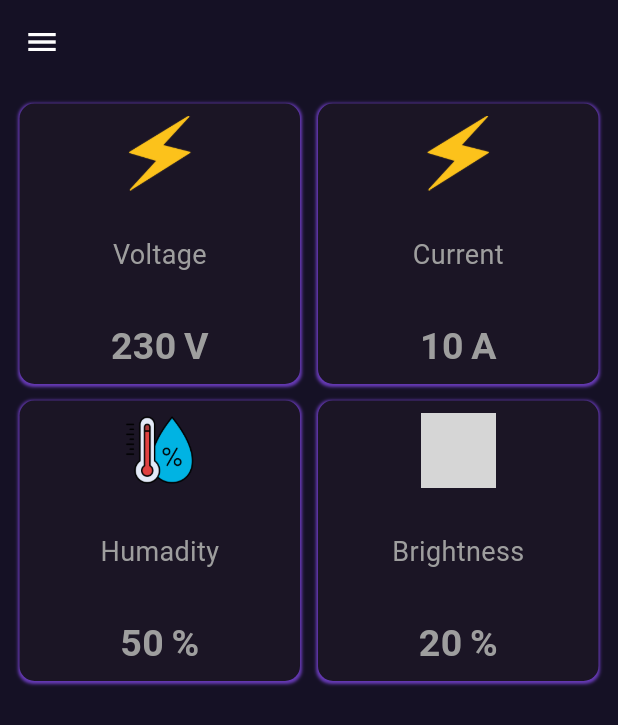
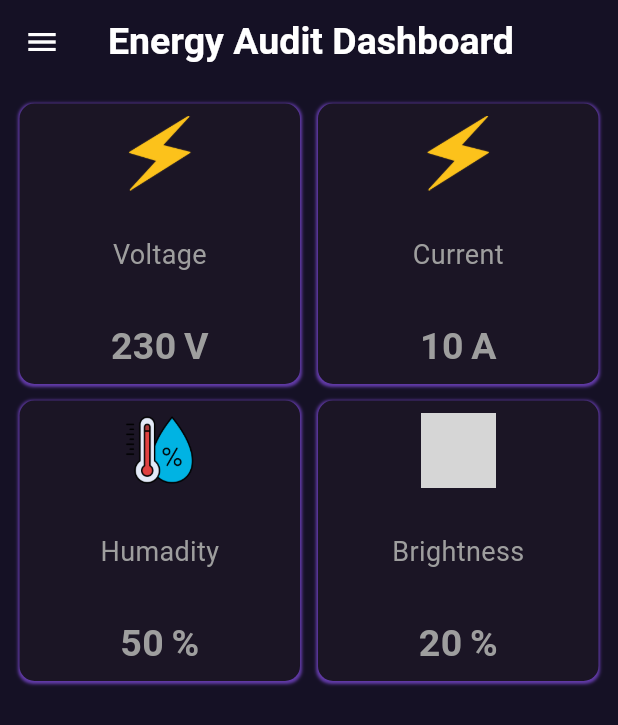
Before and after one commit to RanasingheDD/energy_audi_app, a Flutter app: the screen it shows after launch, on a phone screen of 412 x 824 dp. Shown: the top 725 px of the screen. Run offline on Flutter 3.47's test engine with Material 3 defaults, Android fonts, the phone set to English and light mode, and no system bars; our stand-ins replace fl_chart; grey boxes are pictures that could not be loaded.

Commit message:
home_page change

```diff
--- a/lib/pages/home_page.dart
+++ b/lib/pages/home_page.dart
@@ -2,8 +2,26 @@ import 'package:energy_app/data/card_data.dart';
 import 'package:energy_app/widgets/card.dart';
 import 'package:flutter/material.dart';
 
-class HomePage extends StatelessWidget {
+class HomePage extends StatefulWidget {
   const HomePage({super.key});
+
+  @override
+  _HomePageState createState() => _HomePageState();
+}
+
+class _HomePageState extends State<HomePage> {
+  bool _showTitle = false;
+
+  @override
+  void initState() {
+    super.initState();
+    // Delay the title appearance for the animation effect
+    Future.delayed(const Duration(milliseconds: 100), () {
+      setState(() {
+        _showTitle = true;
+      });
+    });
+  }
 
   @override
   Widget build(BuildContext context) {
@@ -11,8 +29,7 @@ class HomePage extends StatelessWidget {
       backgroundColor: const Color.fromARGB(255, 21, 17, 37),
       appBar: AppBar(
         backgroundColor: const Color.fromARGB(255, 21, 17, 37),
-        leading: InkWell(
-          child: IconButton(
+        leading: IconButton(
           onPressed: () {
             ////////////////////
           },
@@ -21,7 +38,27 @@ class HomePage extends StatelessWidget {
             color: Colors.white,
           ),
         ),
+        title: AnimatedSwitcher(
+          duration: const Duration(milliseconds: 800),
+          transitionBuilder: (Widget child, Animation<double> animation) {
+            return FadeTransition(
+              opacity: animation,
+              child: child,
+            );
+          },
+          child: _showTitle
+              ? const Text(
+                  'Energy Audit Dashboard',
+                  key: ValueKey("title"), // Key triggers AnimatedSwitcher
+                  style: TextStyle(
+                    color: Colors.white,
+                    fontSize: 25,
+                    fontWeight: FontWeight.bold,
                   ),
+                )
+              : const SizedBox(), // Empty widget before the title appears
+        ),
+        centerTitle: true,
       ),
       body: Padding(
         padding: const EdgeInsets.all(8.0),
--- a/lib/widgets/card.dart
+++ b/lib/widgets/card.dart
@@ -1,5 +1,5 @@
 import 'package:flutter/material.dart';
-import 'package:energy_app/models/card_model.dart';  // Ensure correct import
+import 'package:energy_app/models/card_model.dart'; // Ensure correct import
 
 class CardPage extends StatelessWidget {
   final CardData card;
@@ -8,27 +8,31 @@ class CardPage extends StatelessWidget {
   @override
   Widget build(BuildContext context) {
     return Padding(
-      padding:  const EdgeInsets.all(5.0),
+      padding: const EdgeInsets.all(5.0),
       child: Container(
         decoration: BoxDecoration(
           borderRadius: BorderRadius.circular(10),
           color: const Color.fromARGB(255, 27, 21, 37),
-          boxShadow: const [BoxShadow(
-            color: Colors.deepPurple,
+          boxShadow: const [
+            BoxShadow(
+              color: Color.fromARGB(255, 99, 59, 170),
               blurRadius: 1,
               spreadRadius: 1,
               offset: Offset(0, 1),
-          ),]
+            ),
+          ],
         ),
         child: Padding(
           padding: const EdgeInsets.all(8.0),
           child: Column(
+            mainAxisAlignment: MainAxisAlignment.center,
             children: [
-              Image.asset(card.image_url,
+              Image.asset(
+                card.image_url,
                 width: 50,
                 height: 50,
               ),
-              const SizedBox(height: 30,),
+              const SizedBox(height: 30),
               Text(
                 card.title,
                 style: const TextStyle(
@@ -36,32 +40,29 @@ class CardPage extends StatelessWidget {
                   color: Colors.grey,
                 ),
               ),
-                  const SizedBox(
-                    height: 30,
-                  ),
+              const SizedBox(height: 30),
               Row(
-                mainAxisAlignment:MainAxisAlignment.center,
+                mainAxisAlignment: MainAxisAlignment.center,
                 children: [
                   Text(
                     card.value,
                     style: const TextStyle(
                       fontSize: 25,
                       color: Colors.grey,
-                      fontWeight: FontWeight.w600
+                      fontWeight: FontWeight.w600,
                     ),
                   ),
-                  const SizedBox(width: 5,),
+                  const SizedBox(width: 5),
                   Text(
                     card.symbol,
                     style: const TextStyle(
                       fontSize: 25,
                       color: Colors.grey,
-                      fontWeight: FontWeight.w600
+                      fontWeight: FontWeight.w600,
                     ),
                   ),
                 ],
               ),
-
             ],
           ),
         ),
```
Also changed, not shown: assets/audi.png (added), pubspec.lock, 1 other file. Lines whose indentation alone changed are shown as unchanged.
